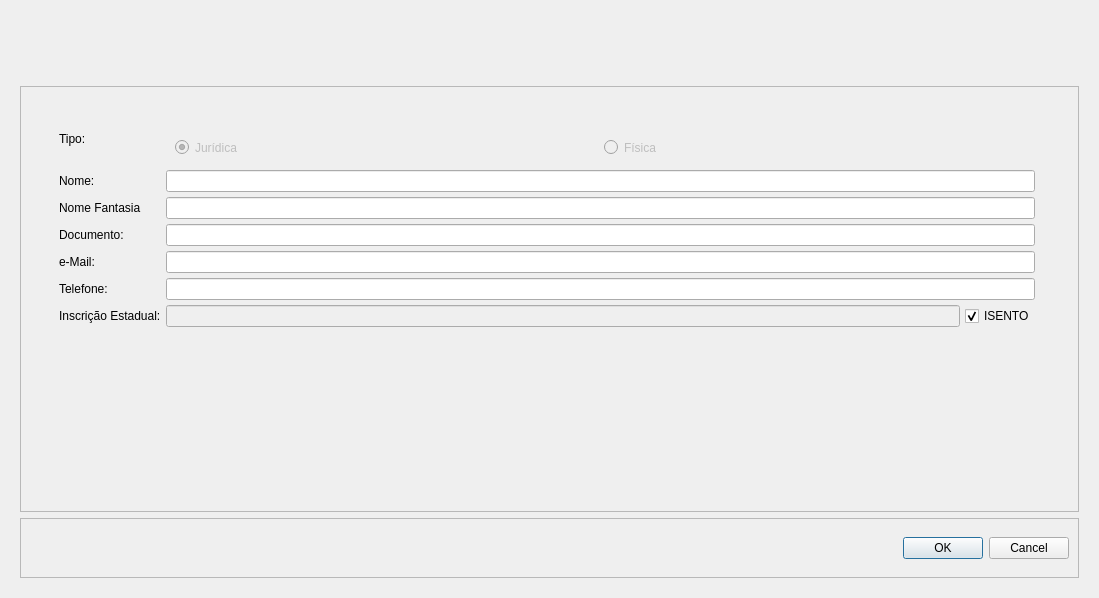
Old version of the form Resources/UI/CadastroPessoa.ui in the repository Klubas/Projeto-SOAD.
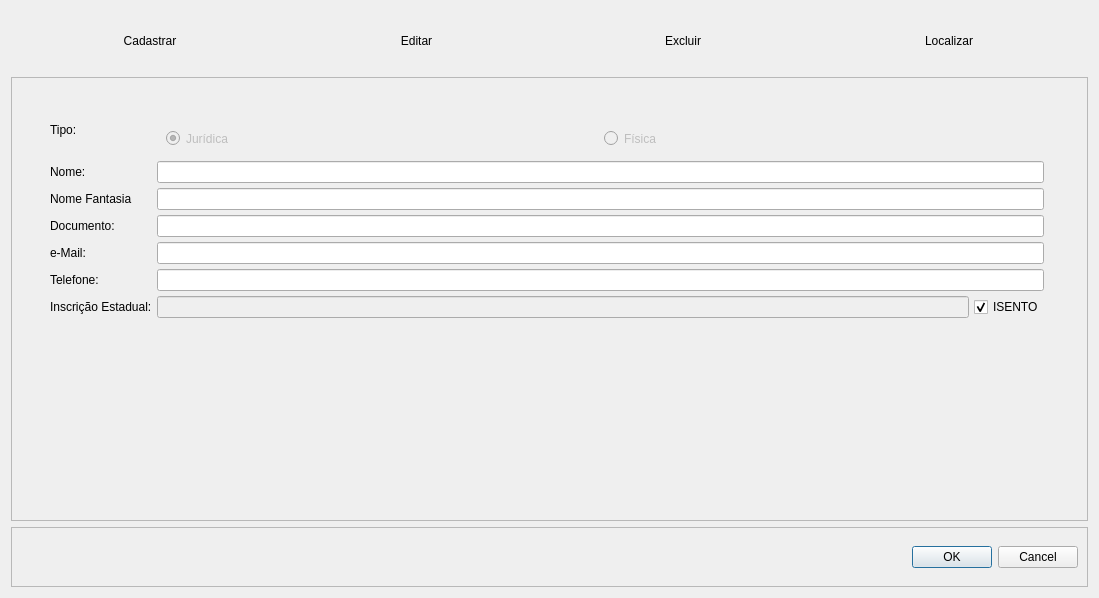
New version of the form. Custom widgets are drawn as their Qt base class.

Commit message: - Inicio: Modal de localizar

The edit to the form file:
```diff
--- a/Resources/UI/CadastroPessoa.ui
+++ b/Resources/UI/CadastroPessoa.ui
@@ -30,19 +30,85 @@
   </property>
   <layout class="QGridLayout" name="gridLayout_2">
    <item row="0" column="0">
-    <widget class="QWidget" name="widget_2" native="true">
-     <layout class="QGridLayout" name="gridLayout_5">
-      <item row="0" column="0">
        <layout class="QVBoxLayout" name="verticalLayout">
         <item>
-         <widget class="Ui_MenuCadastro" name="frame_menu" native="true">
+      <widget class="QWidget" name="frame_menu" native="true">
           <property name="maximumSize">
            <size>
             <width>16777215</width>
             <height>60</height>
            </size>
           </property>
-          <layout class="QHBoxLayout" name="horizontalLayout_4"/>
+       <layout class="QHBoxLayout" name="horizontalLayout_4">
+        <item>
+         <layout class="QHBoxLayout" name="horizontalLayout_3">
+          <item>
+           <widget class="QPushButton" name="pushButton_cadastrar">
+            <property name="text">
+             <string>Cadastrar</string>
+            </property>
+            <property name="checkable">
+             <bool>false</bool>
+            </property>
+            <property name="default">
+             <bool>false</bool>
+            </property>
+            <property name="flat">
+             <bool>true</bool>
+            </property>
+           </widget>
+          </item>
+          <item>
+           <widget class="QPushButton" name="pushButton_editar">
+            <property name="text">
+             <string>Editar</string>
+            </property>
+            <property name="checkable">
+             <bool>false</bool>
+            </property>
+            <property name="default">
+             <bool>false</bool>
+            </property>
+            <property name="flat">
+             <bool>true</bool>
+            </property>
+           </widget>
+          </item>
+          <item>
+           <widget class="QPushButton" name="pushButton_excluir">
+            <property name="text">
+             <string>Excluir</string>
+            </property>
+            <property name="checkable">
+             <bool>false</bool>
+            </property>
+            <property name="default">
+             <bool>false</bool>
+            </property>
+            <property name="flat">
+             <bool>true</bool>
+            </property>
+           </widget>
+          </item>
+          <item>
+           <widget class="QPushButton" name="pushButton_localizar">
+            <property name="text">
+             <string>Localizar</string>
+            </property>
+            <property name="checkable">
+             <bool>false</bool>
+            </property>
+            <property name="default">
+             <bool>false</bool>
+            </property>
+            <property name="flat">
+             <bool>true</bool>
+            </property>
+           </widget>
+          </item>
+         </layout>
+        </item>
+       </layout>
          </widget>
         </item>
         <item>
@@ -277,8 +343,6 @@
           </property>
           <layout class="QHBoxLayout" name="horizontalLayout">
            <item>
-            <layout class="QHBoxLayout" name="horizontalLayout_2">
-             <item>
               <widget class="QDialogButtonBox" name="buttonBox">
                <property name="standardButtons">
                 <set>QDialogButtonBox::Cancel|QDialogButtonBox::Ok</set>
@@ -286,25 +350,12 @@
               </widget>
              </item>
             </layout>
-           </item>
-          </layout>
          </widget>
         </item>
        </layout>
       </item>
      </layout>
     </widget>
-   </item>
-  </layout>
- </widget>
- <customwidgets>
-  <customwidget>
-   <class>Ui_MenuCadastro</class>
-   <extends>QWidget</extends>
-   <header>View.Componentes.Ui_MenuCadastro.h</header>
-   <container>1</container>
-  </customwidget>
- </customwidgets>
  <resources/>
  <connections/>
 </ui>
```
Lines whose indentation alone changed are shown as unchanged. The commit also changes 14 other files.
